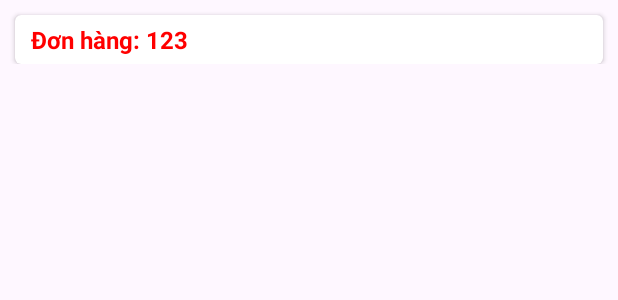
After one commit to CongCaoIT/AppBanHangOnl, an Android app: the layout item_vieworders.xml on its own in the app's theme, with its tools: preview values and no code run, on a phone screen of 412 x 824 dp. The commit adds this screen. Shown: the top 300 px of the screen. Run offline under Robolectric (Android 15) with nearby library versions, the phone set to English and light mode, and no system bars.

Commit message:
Xem đơn hàng

```diff
--- a/AppBanHangOnl/app/src/main/java/com/example/appbanhangonl/adapter/CartAdapter.java
+++ b/AppBanHangOnl/app/src/main/java/com/example/appbanhangonl/adapter/CartAdapter.java
@@ -137,7 +137,6 @@ public class CartAdapter extends RecyclerView.Adapter<CartAdapter.MyViewHolder>
             } else if (v == item_cart_add) {
                 //2 cong
                 listenner.onImageClick(v, getAdapterPosition(), 2);
-
             }
         }
     }
--- /dev/null
+++ b/AppBanHangOnl/app/src/main/res/layout/item_vieworders.xml
@@ -0,0 +1,43 @@
+<?xml version="1.0" encoding="utf-8"?>
+<androidx.constraintlayout.widget.ConstraintLayout xmlns:android="http://schemas.android.com/apk/res/android"
+    xmlns:app="http://schemas.android.com/apk/res-auto"
+    android:layout_width="match_parent"
+    android:layout_height="wrap_content">
+
+    <androidx.cardview.widget.CardView
+        android:layout_margin="10dp"
+        android:layout_width="match_parent"
+        android:layout_height="wrap_content"
+        android:elevation="8dp"
+        app:cardCornerRadius="4dp"
+        app:layout_constraintTop_toTopOf="parent">
+
+        <LinearLayout
+            android:layout_width="match_parent"
+            android:layout_height="wrap_content"
+            android:orientation="vertical">
+
+            <TextView
+                android:id="@+id/idvieworders"
+                android:layout_width="match_parent"
+                android:layout_height="wrap_content"
+                android:layout_marginLeft="5dp"
+                android:padding="5dp"
+                android:text="Đơn hàng: 123"
+                android:textColor="#ff00"
+                android:textSize="16dp"
+                android:textStyle="bold" />
+
+            <androidx.recyclerview.widget.RecyclerView
+                android:id="@+id/recyclerView_details"
+                android:layout_marginLeft="10dp"
+                android:layout_marginRight="10dp"
+                android:layout_width="match_parent"
+                android:layout_height="wrap_content">
+
+            </androidx.recyclerview.widget.RecyclerView>
+        </LinearLayout>
+
+    </androidx.cardview.widget.CardView>
+
+</androidx.constraintlayout.widget.ConstraintLayout>
```
Also changed, not shown: AppBanHangOnl/app/src/main/java/com/example/appbanhangonl/activity/MainActivity.java (+4 -4 lines), AppBanHangOnl/app/src/main/java/com/example/appbanhangonl/activity/ViewOrdersActivity.java (+39 -2 lines), AppBanHangOnl/app/src/main/java/com/example/appbanhangonl/adapter/ViewOrdersAdapter.java (added, +70 -0 lines), AppBanHangOnl/app/src/main/java/com/example/appbanhangonl/adapter/ViewOrdersDetailsAdapter.java (added, +65 -0 lines), AppBanHangOnl/app/src/main/java/com/example/appbanhangonl/model/OrdersModel.java (+9 -0 lines), AppBanHangOnl/app/src/main/java/com/example/appbanhangonl/model/ViewOrdersModel.java (+18 -0 lines), AppBanHangOnl/app/src/main/res/layout/activity_view_orders.xml (+23 -0 lines), AppBanHangOnl/app/src/main/res/layout/item_viewordersdetails.xml (added, +51 -0 lines).
